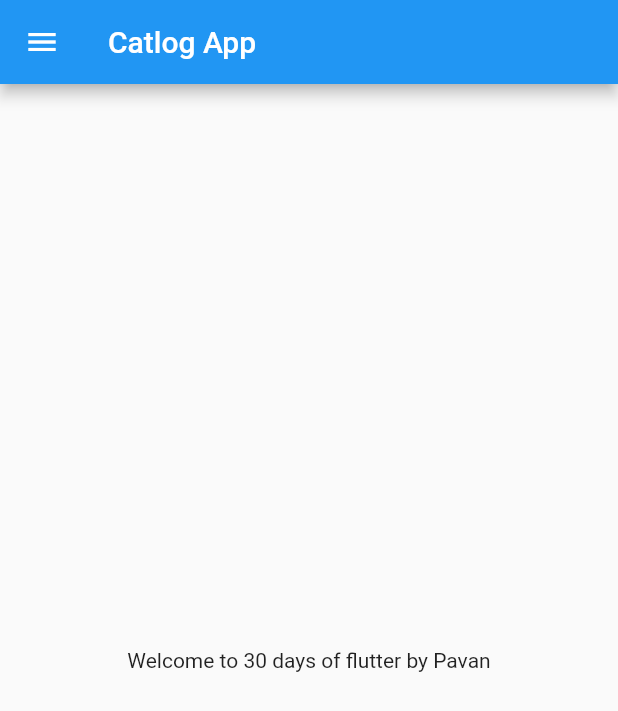
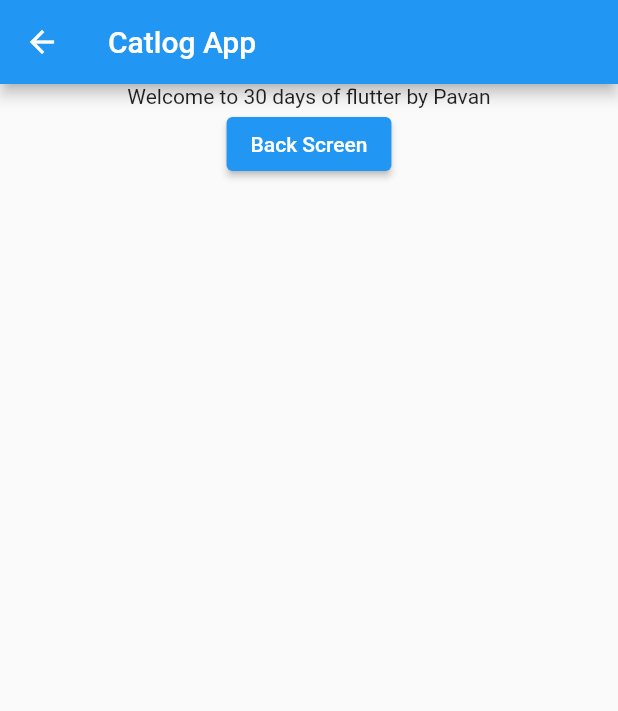
Before and after one commit to iampavanmun18/flutter_catlog, a Flutter app: the screen it shows after launch, after a tap on "Login", on a phone screen of 412 x 824 dp. Shown: the top 711 px of the screen. Run offline on Flutter 3.47's test engine with Material 2 defaults, Android fonts, the phone set to English and light mode, and no system bars; our stand-ins replace google_fonts.

Commit message:
added Navigate back to Login Screen using Navigation.pop

```diff
--- a/lib/pages/home_page.dart
+++ b/lib/pages/home_page.dart
@@ -1,6 +1,7 @@
 import 'package:flutter/material.dart';
 import 'package:flutter/src/widgets/framework.dart';
 import 'package:flutter/src/widgets/placeholder.dart';
+import 'package:flutter_catlog/pages/login_page.dart';
 
 class HomePage extends StatelessWidget {
   const HomePage({super.key});
@@ -18,10 +19,19 @@ class HomePage extends StatelessWidget {
           title: Text("Catlog App"),
         ),
         body: Center(
-        child:
-            Container(child: Text("Welcome to $days days of flutter by $name")),
+          child: Column(children: [
+            Container(
+              child: Text("Welcome to $days days of flutter by $name"),
             ),
-      drawer: Drawer(),
-    );
+            ElevatedButton(
+                onPressed: () {
+                  Navigator.pop(
+                      context,
+                      MaterialPageRoute(
+                          builder: (context) => const LoginPage()));
+                },
+                child: Text("Back Screen"))
+          ]),
+        ));
   }
 }
```
Lines whose indentation alone changed are shown as unchanged.
